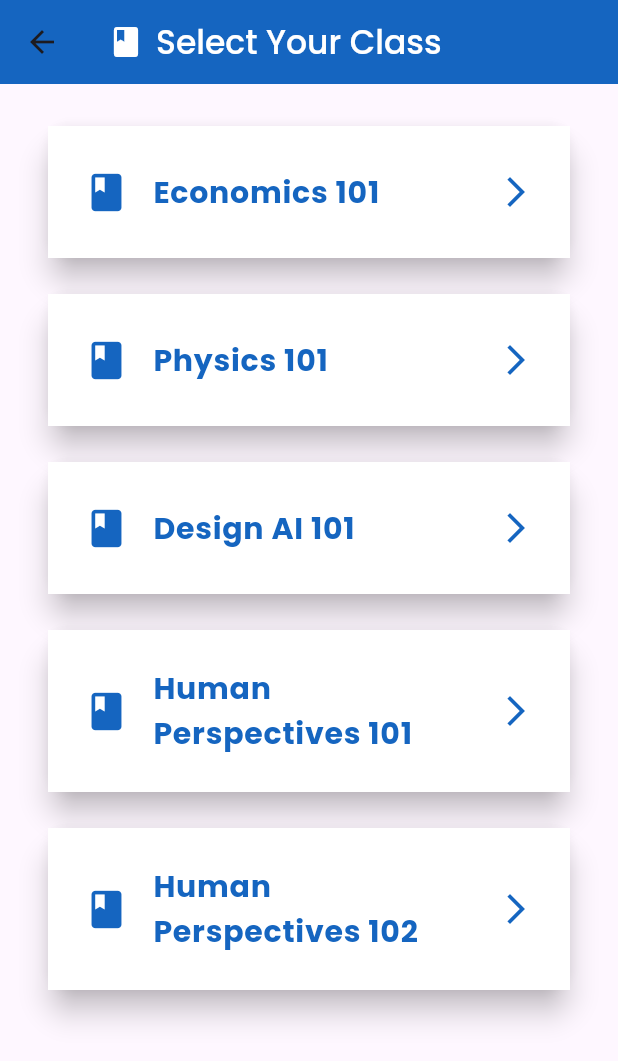
After one commit to trikoh94/realtimefeedback_2, a Flutter app: the ProfessorClassSelectionScreen screen opened directly, on a phone screen of 412 x 824 dp. The commit adds this screen. Shown: the top 1061 px of the screen. Run offline on Flutter 3.47's test engine with Material 3 defaults, Android fonts, the phone set to English and light mode, and no system bars; our stand-ins replace cloud_firestore, firebase_analytics, firebase_auth, firebase_core, fl_chart, google_sign_in; missing offline and left inert: dart:html; accounts and stored records are empty.

Commit message:
Initial commit

```diff
--- /dev/null
+++ b/lib/screens/professor_class_selection_screen.dart
@@ -0,0 +1,109 @@
+import 'package:flutter/material.dart';
+import 'login_screen.dart'; // 로그인 화면 import
+import 'professor_user_page.dart'; // 교수 전용 페이지
+
+class ProfessorClassSelectionScreen extends StatefulWidget {
+  final String professorName;
+
+  ProfessorClassSelectionScreen({required this.professorName});
+
+  @override
+  _ProfessorClassSelectionScreenState createState() =>
+      _ProfessorClassSelectionScreenState();
+}
+
+class _ProfessorClassSelectionScreenState
+    extends State<ProfessorClassSelectionScreen> {
+  final List<Map<String, String>> classes = [
+    {'className': 'Economics 101', 'professor': 'Prof. Ham', 'classNum': '1'},
+    {'className': 'Physics 101', 'professor': 'Prof. Lee', 'classNum': '2'},
+    {'className': 'Design AI 101', 'professor': 'Prof. Kwack', 'classNum': '3'},
+    {'className': 'Human Perspectives 101', 'professor': 'Prof. Jungseok Lee', 'classNum': '4'},
+    {'className': 'Human Perspectives 102', 'professor': 'Prof. Hazard', 'classNum': '5'},
+  ];
+
+  void _onClassSelected(String className, String classNum, String professorName) {
+    Navigator.push(
+      context,
+      MaterialPageRoute(
+        builder: (context) => ProfessorUserPage(
+          professorName: professorName, // Pass professor name
+          className: className,
+          classNum: classNum,
+          classId: classNum, // You can modify this as needed
+        ),
+      ),
+    );
+  }
+
+  @override
+  Widget build(BuildContext context) {
+    return Scaffold(
+      appBar: AppBar(
+        title: Row(
+          children: [
+            Icon(Icons.class_, color: Colors.white),
+            SizedBox(width: 8),
+            Text(
+              'Select Your Class',
+              style: TextStyle(color: Colors.white),
+            ),
+          ],
+        ),
+        backgroundColor: Colors.blue[800],
+        leading: IconButton(
+          icon: Icon(Icons.arrow_back),
+          onPressed: () {
+            // 로그인 화면으로 돌아가기
+            Navigator.pushReplacement(
+              context,
+              MaterialPageRoute(builder: (context) => LoginScreen()), // 로그인 화면으로 이동
+            );
+          },
+        ),
+      ),
+      body: Padding(
+        padding: const EdgeInsets.all(16.0),
+        child: ListView.builder(
+          itemCount: classes.length,
+          itemBuilder: (context, index) {
+            var classInfo = classes[index];
+            return _buildClassButton(
+              context,
+              classNum: classInfo['classNum']!,
+              className: classInfo['className']!,
+              professorName: classInfo['professor']!,
+            );
+          },
+        ),
+      ),
+    );
+  }
+
+  Widget _buildClassButton(BuildContext context, {
+    required String classNum,
+    required String className,
+    required String professorName,
+  }) {
+    return Card(
+      elevation: 8,
+      shape: RoundedRectangleBorder(borderRadius: BorderRadius.circular(16)),
+      margin: EdgeInsets.symmetric(vertical: 12, horizontal: 16),
+      child: ListTile(
+        onTap: () => _onClassSelected(className, classNum, professorName),
+        contentPadding: EdgeInsets.symmetric(vertical: 16, horizontal: 24),
+        tileColor: Colors.white,
+        leading: Icon(Icons.class_, color: Colors.blue[800], size: 30),
+        title: Text(
+          className,
+          style: TextStyle(
+            fontSize: 20,
+            fontWeight: FontWeight.bold,
+            color: Colors.blue[800],
+          ),
+        ),
+        trailing: Icon(Icons.arrow_forward_ios, color: Colors.blue[800]),
+      ),
+    );
+  }
+}
```
Also changed, not shown: lib/screens/feedback_screen.dart (+23 -13 lines), lib/screens/feedback_statistics_page.dart (added, +194 -0 lines), lib/screens/login_screen.dart (+31 -4 lines), lib/screens/professor_console_screen.dart (added, +84 -0 lines), lib/screens/professor_user_page.dart (added, +154 -0 lines), lib/screens/signup_screen.dart (+34 -2 lines), 1 other file.
